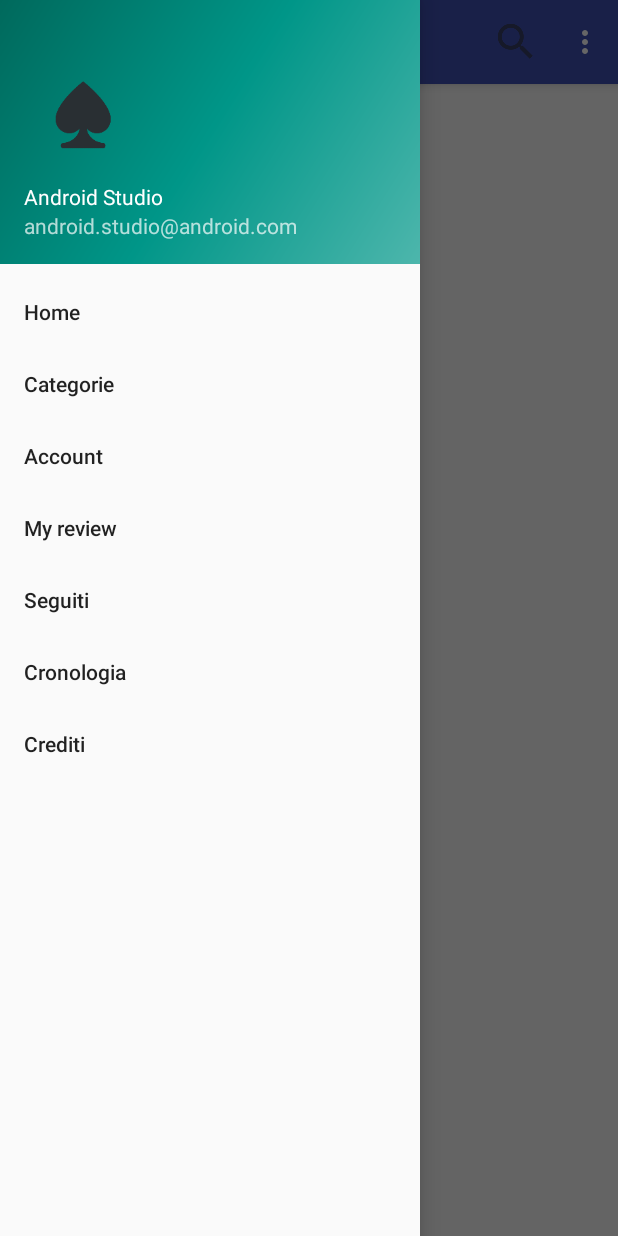
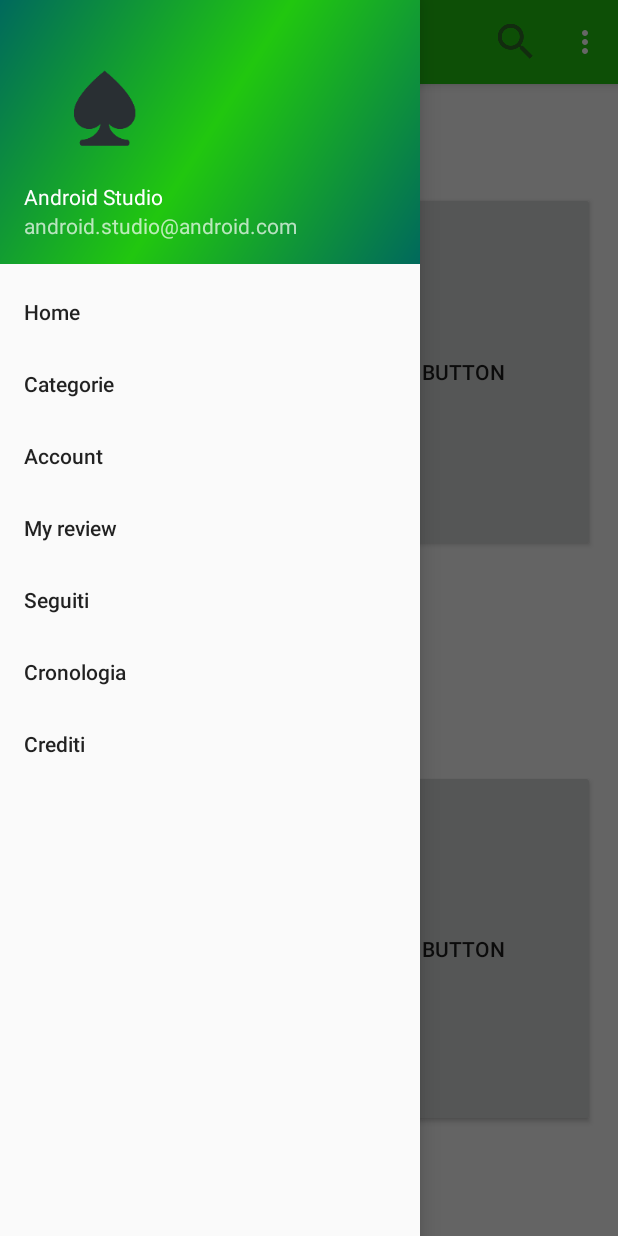
Before and after one commit to StandardInd/StdRvw, an Android app: the activity_categorie screen opened directly, with no data from a screen before it, with the side drawer open, on a phone screen of 412 x 824 dp. Run offline under Robolectric (Android 15) with nearby library versions, the phone set to English and light mode, and no system bars.

Commit message:
bottoni categorie

```diff
--- a/app/src/main/java/stdind/standardreview/activity_categorie.java
+++ b/app/src/main/java/stdind/standardreview/activity_categorie.java
@@ -36,14 +36,6 @@ public class activity_categorie extends AppCompatActivity
         NavigationView navigationView = (NavigationView) findViewById(R.id.nav_view_cat);
         navigationView.setNavigationItemSelectedListener(this);
 
-        String[] Categorie = new String[]{"A","B","C","D"};
-        ArrayList<String> lista = new ArrayList<String>();
-        for(int i = 0; i < Categorie.length; i++){
-            lista.add(Categorie[i]);
-        }
-        final GridView GV = (GridView) findViewById(R.id.categorie_dynamic);
-        ArrayAdapter<String> adattatore = new ArrayAdapter<String>(this,android.R.layout.simple_list_item_1, lista);
-        GV.setAdapter(adattatore);
     }
 
     @Override
--- a/app/src/main/res/drawable/side_nav_bar.xml
+++ b/app/src/main/res/drawable/side_nav_bar.xml
@@ -2,8 +2,8 @@
     android:shape="rectangle">
     <gradient
         android:angle="135"
-        android:centerColor="#009688"
+        android:centerColor="#21c70f"
         android:endColor="#00695C"
-        android:startColor="#4DB6AC"
+        android:startColor="#00695C"
         android:type="linear" />
 </shape>
--- a/app/src/main/res/layout/app_bar_activity_categorie.xml
+++ b/app/src/main/res/layout/app_bar_activity_categorie.xml
@@ -15,7 +15,7 @@
             android:id="@+id/toolbar"
             android:layout_width="match_parent"
             android:layout_height="?attr/actionBarSize"
-            android:background="?attr/colorPrimary"
+            android:background="#21c70f"
             app:popupTheme="@style/AppTheme.PopupOverlay" />
 
     </android.support.design.widget.AppBarLayout>
--- a/app/src/main/res/layout/app_bar_main.xml
+++ b/app/src/main/res/layout/app_bar_main.xml
@@ -9,6 +9,7 @@
     <android.support.design.widget.AppBarLayout
         android:layout_width="match_parent"
         android:layout_height="wrap_content"
+        android:background="#21c70f"
         android:theme="@style/AppTheme.AppBarOverlay">
 
         <android.support.v7.widget.Toolbar
@@ -16,7 +17,7 @@
             android:layout_width="match_parent"
             android:layout_height="?attr/actionBarSize"
             android:background="#21c70f"
-            app:popupTheme="@style/AppTheme.PopupOverlay"/>
+            app:popupTheme="@style/AppTheme.PopupOverlay" />
 
 
     </android.support.design.widget.AppBarLayout>
--- a/app/src/main/res/layout/content_activity_categorie.xml
+++ b/app/src/main/res/layout/content_activity_categorie.xml
@@ -8,14 +8,62 @@
     tools:context=".activity_categorie"
     tools:showIn="@layout/app_bar_activity_categorie">
 
-    <GridView
-        android:id="@+id/categorie_dynamic"
-        android:layout_width="395dp"
-        android:layout_height="678dp"
-        android:numColumns="auto_fit"
+    <Button
+        android:id="@+id/button"
+        android:layout_width="176dp"
+        android:layout_height="240dp"
+        android:background="@drawable/mr_dialog_material_background_light"
+        android:text="Button"
+        app:layout_constraintBottom_toTopOf="@+id/guideline2"
+        app:layout_constraintEnd_toStartOf="@+id/guideline"
+        app:layout_constraintHorizontal_bias="0.5"
+        app:layout_constraintStart_toStartOf="parent"
+        app:layout_constraintTop_toTopOf="parent" />
+
+    <Button
+        android:id="@+id/button2"
+        android:layout_width="175dp"
+        android:layout_height="240dp"
+        android:text="Button"
+        app:layout_constraintBottom_toTopOf="@+id/guideline2"
+        app:layout_constraintEnd_toEndOf="parent"
+        app:layout_constraintHorizontal_bias="0.5"
+        app:layout_constraintStart_toEndOf="@+id/guideline"
+        app:layout_constraintTop_toTopOf="parent" />
+
+    <Button
+        android:id="@+id/button3"
+        android:layout_width="176dp"
+        android:layout_height="238dp"
+        android:text="Button"
+        app:layout_constraintBottom_toBottomOf="parent"
+        app:layout_constraintEnd_toStartOf="@+id/guideline"
+        app:layout_constraintHorizontal_bias="0.5"
+        app:layout_constraintStart_toStartOf="parent"
+        app:layout_constraintTop_toBottomOf="@+id/guideline2" />
+
+    <Button
+        android:id="@+id/button4"
+        android:layout_width="175dp"
+        android:layout_height="238dp"
+        android:text="Button"
         app:layout_constraintBottom_toBottomOf="parent"
         app:layout_constraintEnd_toEndOf="parent"
         app:layout_constraintHorizontal_bias="0.5"
-        app:layout_constraintStart_toStartOf="parent"
-        app:layout_constraintTop_toTopOf="parent" />
+        app:layout_constraintStart_toEndOf="@+id/guideline"
+        app:layout_constraintTop_toBottomOf="@+id/guideline2" />
+
+    <android.support.constraint.Guideline
+        android:id="@+id/guideline"
+        android:layout_width="wrap_content"
+        android:layout_height="wrap_content"
+        android:orientation="vertical"
+        app:layout_constraintGuide_percent="0.5" />
+
+    <android.support.constraint.Guideline
+        android:id="@+id/guideline2"
+        android:layout_width="wrap_content"
+        android:layout_height="wrap_content"
+        android:orientation="horizontal"
+        app:layout_constraintGuide_percent="0.5" />
 </android.support.constraint.ConstraintLayout>
--- a/app/src/main/res/layout/nav_header_main.xml
+++ b/app/src/main/res/layout/nav_header_main.xml
@@ -14,8 +14,8 @@
 
     <ImageView
         android:id="@+id/imageView"
-        android:layout_width="79dp"
-        android:layout_height="81dp"
+        android:layout_width="wrap_content"
+        android:layout_height="90dp"
         android:contentDescription="@string/nav_header_desc"
         android:paddingTop="@dimen/nav_header_vertical_spacing"
         app:srcCompat="@mipmap/icona" />
--- a/app/src/main/res/menu/main.xml
+++ b/app/src/main/res/menu/main.xml
@@ -6,6 +6,17 @@
         android:orderInCategory="100"
         android:title="@string/action_settings"
         app:showAsAction="never" />
+    <item
+        android:id="@+id/action_centro_assistenza"
+        android:orderInCategory="100"
+        android:title="Centro assistenza"
+        app:showAsAction="never" />
+    <item
+        android:id="@+id/action_feedback"
+        android:orderInCategory="100"
+        android:title="Feedback"
+        app:showAsAction="never" />
+
 xmlns:android="http://schemas.android.com/apk/res/android"
 xmlns:app="http://schemas.android.com/apk/res-auto"
 xmlns:tools="http://schemas.android.com/tools"
```
